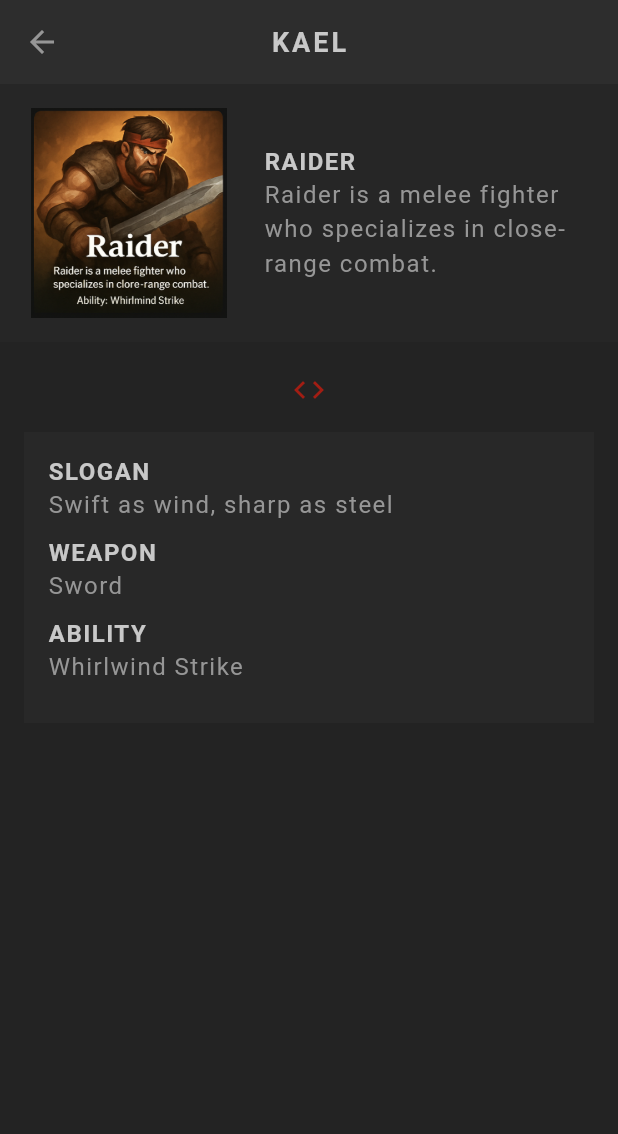
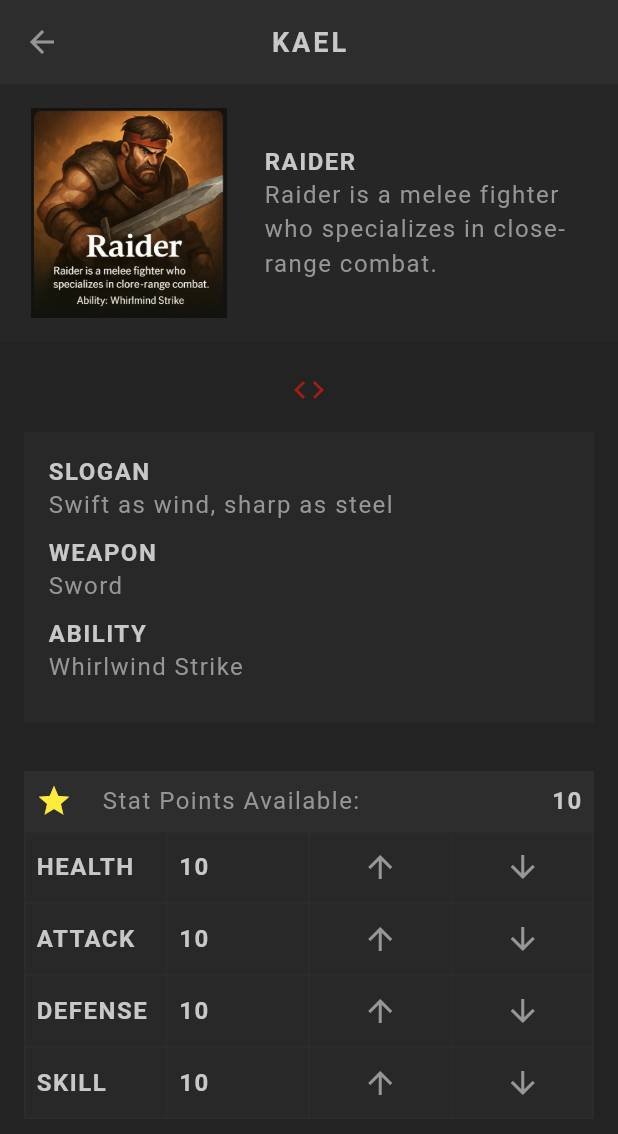
Before and after one commit to mzahalan/FlutterMasterClass, a Flutter app: the screen it shows after launch, after a tap on the "arrow forward" icon, on a phone screen of 412 x 824 dp. Shown: the top 1134 px of the screen. Run offline on Flutter 3.47's test engine with Material 3 defaults, Android fonts, the phone set to English and light mode, and no system bars; our stand-ins replace google_fonts; Roboto replaces fonts that are missing (Kanit).

Commit message:
Lesson 53 - Stats
Added the Stats table using a Table widget. For each stat there's a +/- button that allows you to increase or decrease, so long as you have a Stat Point available. This would be cooler as a slider.

```diff
--- a/flutter_rpg/lib/models/stats.dart
+++ b/flutter_rpg/lib/models/stats.dart
@@ -17,10 +17,10 @@ mixin Stats {
   };
 
   List<Map<String, String>> get statsAsList => [
-    {'title:': 'health', 'value': _health.toString()},
-    {'title:': 'attack', 'value': _attack.toString()},
-    {'title:': 'defense', 'value': _defense.toString()},
-    {'title:': 'skill', 'value': _skill.toString()},
+    {'title': 'health', 'value': _health.toString()},
+    {'title': 'attack', 'value': _attack.toString()},
+    {'title': 'defense', 'value': _defense.toString()},
+    {'title': 'skill', 'value': _skill.toString()},
   ];
 
   void increaseStat(String stat) {
--- a/flutter_rpg/lib/screens/profile/profile.dart
+++ b/flutter_rpg/lib/screens/profile/profile.dart
@@ -1,5 +1,6 @@
 import 'package:flutter/material.dart';
 import 'package:flutter_rpg/models/character.dart';
+import 'package:flutter_rpg/screens/profile/stats_table.dart';
 import 'package:flutter_rpg/shared/styled_text.dart';
 import 'package:flutter_rpg/theme.dart';
 
@@ -63,6 +64,14 @@ class Profile extends StatelessWidget {
             )),
 
           // stats & skills
+          Container(
+            alignment: Alignment.center,
+            child: Column(
+              children: [
+                StatsTable(character),
+              ],
+            ),
+          )
           // save button
         ]
       ),
--- /dev/null
+++ b/flutter_rpg/lib/screens/profile/stats_table.dart
@@ -0,0 +1,86 @@
+import 'package:flutter/material.dart';
+import 'package:flutter_rpg/models/character.dart';
+import 'package:flutter_rpg/shared/styled_text.dart';
+import 'package:flutter_rpg/theme.dart';
+
+class StatsTable extends StatefulWidget {
+  const StatsTable(this.character, {super.key});
+  final Character character;
+
+  @override
+  State<StatsTable> createState() => _StatsTableState();
+}
+
+class _StatsTableState extends State<StatsTable> {
+  @override
+  Widget build(BuildContext context) {
+    return Padding(padding: const EdgeInsets.all(16),
+      child: Column(children: [
+        // available points
+        Container(
+          color: AppColors.secondaryColor,
+          padding: const EdgeInsets.all(8),
+          child: Row(
+            children: [
+              Icon(Icons.star, color: (widget.character.points > 0) ? Colors.yellow : Colors.grey),
+              const SizedBox(width: 20,),
+              const StyledText('Stat Points Available: '),
+              const Expanded(child: SizedBox(width: 20,)),
+              StyledHeading(widget.character.points.toString()),
+            ],
+          ),
+        ),
+
+        // stats table (health, attack, defense, skill)
+        Table(
+          border: TableBorder.all(color: AppColors.secondaryColor),
+          children: widget.character.statsAsList.map((stat) {
+            return TableRow(
+              decoration: BoxDecoration(color: AppColors.secondaryColor.withAlpha(128)),
+              children: [
+                TableCell(
+                  verticalAlignment: TableCellVerticalAlignment.middle,
+                  child: Padding(padding: const EdgeInsets.all(8),
+                          child: StyledHeading(stat['title']!)
+                  ),
+                ),
+
+                TableCell(
+                  verticalAlignment: TableCellVerticalAlignment.middle,
+                  child: Padding(padding: const EdgeInsets.all(8),
+                          child: StyledHeading(stat['value']!)
+                  ),
+                ),
+
+                TableCell(
+                  verticalAlignment: TableCellVerticalAlignment.middle,
+                  child: IconButton(
+                    onPressed: () {
+                      setState(() {
+                        widget.character.increaseStat(stat['title']!);
+                      });
+                    },
+                    icon: Icon(Icons.arrow_upward, color: AppColors.textColor)
+                  )
+                ),
+
+                TableCell(
+                  verticalAlignment: TableCellVerticalAlignment.middle,
+                  child: IconButton(
+                    onPressed: () {
+                      setState(() {
+                        widget.character.decreaseStat(stat['title']!);
+                      });
+                    },
+                    icon: Icon(Icons.arrow_downward, color: AppColors.textColor)
+                  )
+                ),
+              ],
+            );
+          },).toList(),
+        ),
+
+      ],)
+    );
+  }
+}
```
